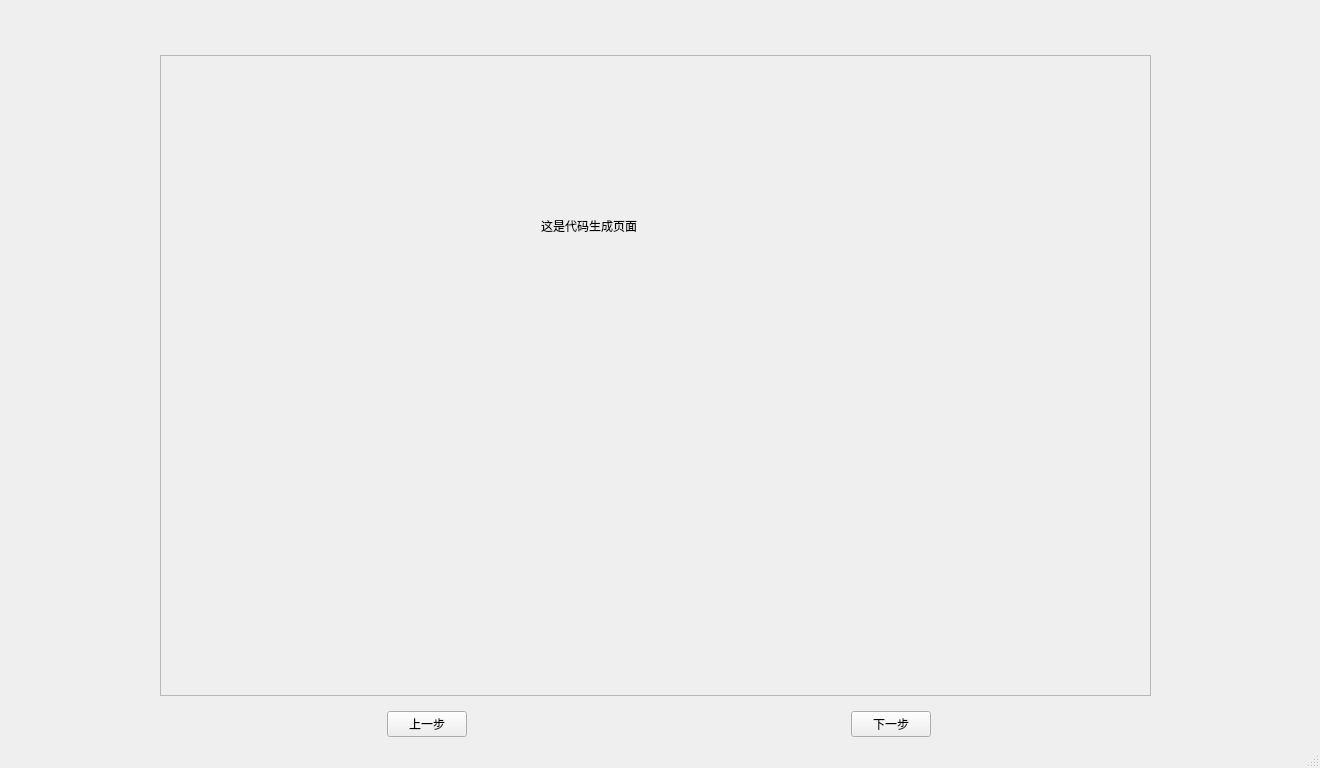
Above: app/ui/MainWindow_copy5.ui from ncepu-iDealStudio/Flask_RESTfulAPI_Codegen_Application before the change. Below: the same form after it.
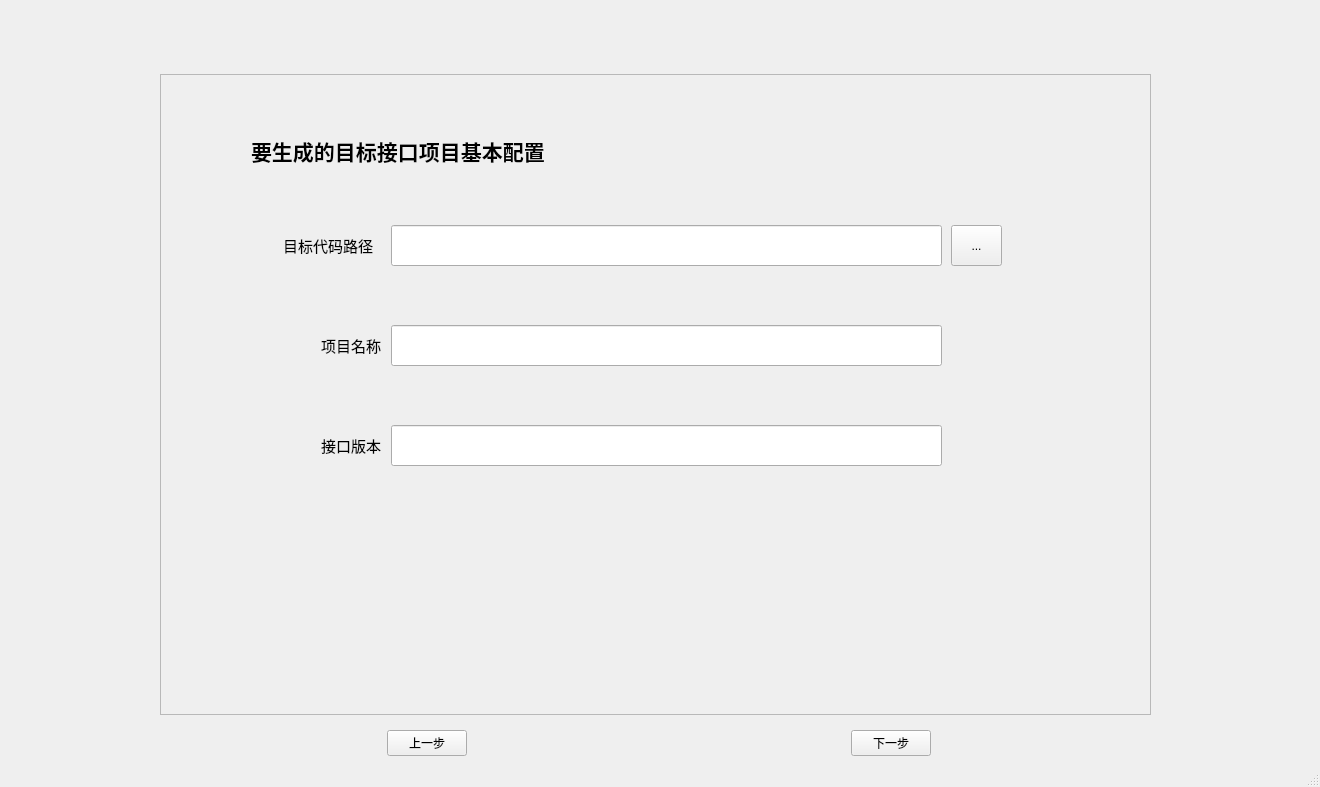
That is the form after the change. The open tabs and pages were chosen to show the change.

Commit message: 代码生成界面的完善

```diff
--- a/app/ui/MainWindow_copy5.ui
+++ b/app/ui/MainWindow_copy5.ui
@@ -7,7 +7,7 @@
     <x>0</x>
     <y>0</y>
     <width>1320</width>
-    <height>768</height>
+    <height>787</height>
    </rect>
   </property>
   <property name="windowTitle">
@@ -142,14 +142,118 @@
            <widget class="QLabel" name="label_5">
             <property name="geometry">
              <rect>
-              <x>380</x>
+              <x>122</x>
               <y>160</y>
-              <width>171</width>
+              <width>111</width>
               <height>20</height>
              </rect>
             </property>
+            <property name="font">
+             <font>
+              <pointsize>11</pointsize>
+             </font>
+            </property>
             <property name="text">
-             <string>这是代码生成页面</string>
+             <string>目标代码路径</string>
+            </property>
+           </widget>
+           <widget class="QLabel" name="label_6">
+            <property name="geometry">
+             <rect>
+              <x>160</x>
+              <y>255</y>
+              <width>81</width>
+              <height>31</height>
+             </rect>
+            </property>
+            <property name="font">
+             <font>
+              <pointsize>11</pointsize>
+             </font>
+            </property>
+            <property name="text">
+             <string>项目名称</string>
+            </property>
+           </widget>
+           <widget class="QLabel" name="label_7">
+            <property name="geometry">
+             <rect>
+              <x>160</x>
+              <y>355</y>
+              <width>72</width>
+              <height>31</height>
+             </rect>
+            </property>
+            <property name="font">
+             <font>
+              <pointsize>11</pointsize>
+             </font>
+            </property>
+            <property name="text">
+             <string>接口版本</string>
+            </property>
+           </widget>
+           <widget class="QLineEdit" name="lineEdit_2">
+            <property name="geometry">
+             <rect>
+              <x>230</x>
+              <y>250</y>
+              <width>551</width>
+              <height>41</height>
+             </rect>
+            </property>
+           </widget>
+           <widget class="QLineEdit" name="lineEdit_3">
+            <property name="geometry">
+             <rect>
+              <x>230</x>
+              <y>350</y>
+              <width>551</width>
+              <height>41</height>
+             </rect>
+            </property>
+           </widget>
+           <widget class="QLabel" name="label_8">
+            <property name="geometry">
+             <rect>
+              <x>90</x>
+              <y>40</y>
+              <width>431</width>
+              <height>71</height>
+             </rect>
+            </property>
+            <property name="font">
+             <font>
+              <pointsize>16</pointsize>
+              <weight>75</weight>
+              <bold>true</bold>
+             </font>
+            </property>
+            <property name="text">
+             <string>要生成的目标接口项目基本配置</string>
+            </property>
+           </widget>
+           <widget class="QToolButton" name="toolButton_file">
+            <property name="geometry">
+             <rect>
+              <x>790</x>
+              <y>150</y>
+              <width>51</width>
+              <height>41</height>
+             </rect>
+            </property>
+            <property name="text">
+             <string>...</string>
+            </property>
+           </widget>
+           <widget class="QLineEdit" name="lineEdit">
+            <property name="geometry">
+             <rect>
+              <x>230</x>
+              <y>150</y>
+              <width>551</width>
+              <height>41</height>
+             </rect>
             </property>
            </widget>
           </widget>
```
Left out of the diff: 2 changed lines with no effect on the pictures. The commit also changes 1 other file.
